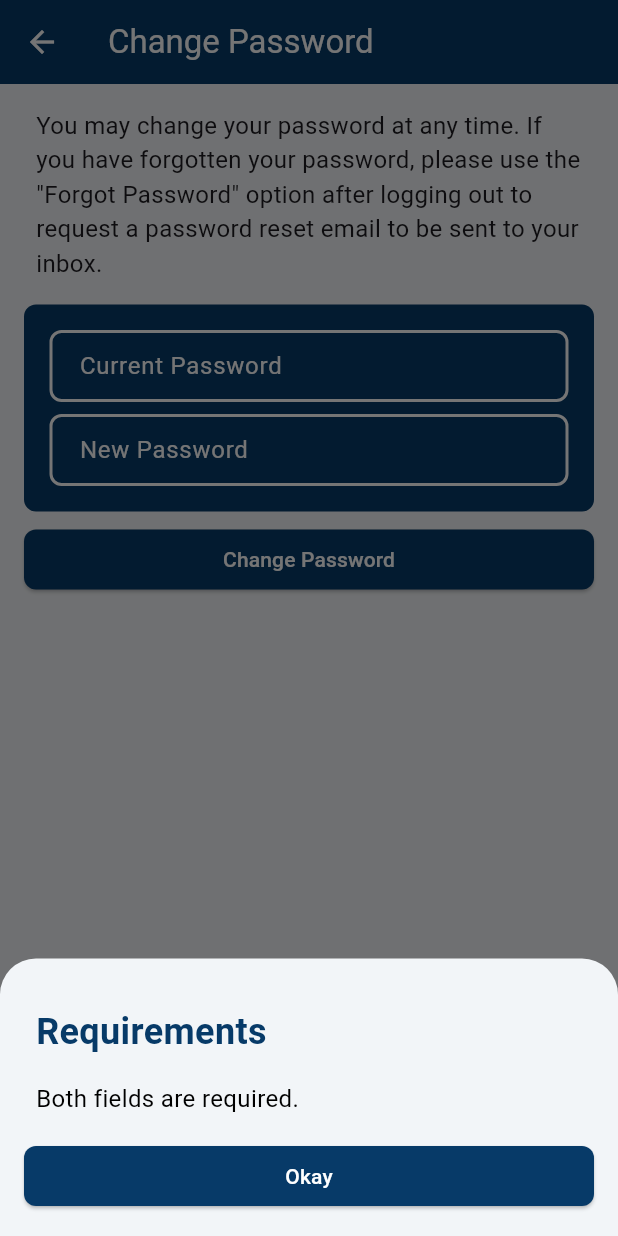
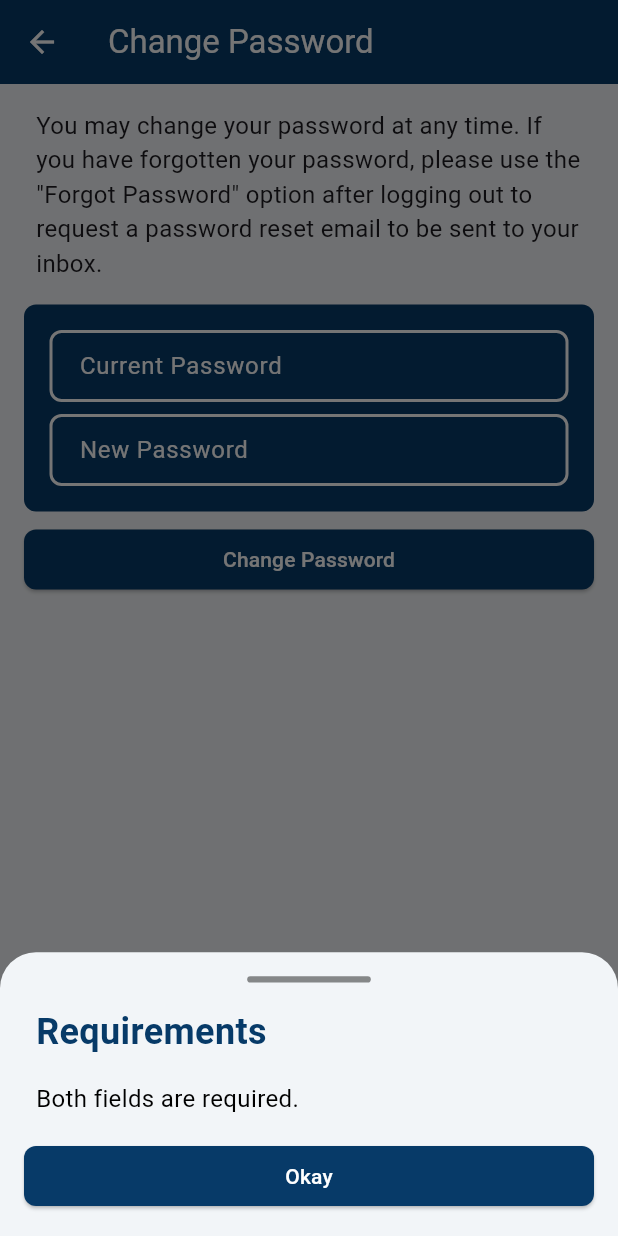
Before and after one commit to alimuratkalayci/airlogbook-app-flutter, a Flutter app: the ChangePasswordPage screen opened directly, after a tap on "Change Password", on a phone screen of 412 x 824 dp. Run offline on Flutter 3.47's test engine with Material 3 defaults, Android fonts, the light colour scheme and no system bars; our stand-ins replace awesome_bottom_bar, bloc, cloud_firestore, firebase_auth, firebase_core, flutter_bloc and 3 more; accounts and stored records are empty; generated files the repository leaves out were written again; network calls fail.

Commit message:
subscription stuffs removed for google play and updated customModalBottomSheet.

```diff
--- a/lib/general_components/custom_modal_bottom_sheet_alert_dialog/custom_modal_bottom_sheet.dart
+++ b/lib/general_components/custom_modal_bottom_sheet_alert_dialog/custom_modal_bottom_sheet.dart
@@ -17,14 +17,32 @@ Future<void> showCustomModal({
       ),
     ),
     builder: (BuildContext context) {
+      final screenWidth = MediaQuery.of(context).size.width;
+      final screenHeight = MediaQuery.of(context).size.height;
+
+      final notchWidth = screenWidth * 0.20; // Çentiğin genişliği
+      final notchHeight = screenHeight * 0.005; // Çentiğin yüksekliği
+
       return Padding(
         padding: EdgeInsets.all(16.0),
         child: Column(
           mainAxisSize: MainAxisSize.min,
           crossAxisAlignment: CrossAxisAlignment.start,
           children: [
+            // iPhone çentiği
+            Center(
+              child: Container(
+                width: notchWidth,
+                height: notchHeight,
+                decoration: BoxDecoration(
+                  color: Colors.black45,
+                  borderRadius: BorderRadius.circular(16),
+                ),
+              ),
+            ),
+            SizedBox(height: 16),
             Padding(
-              padding: const EdgeInsets.only(top: 16,bottom: 16,left: 8,right: 8),
+              padding: const EdgeInsets.only(top: 0,bottom: 16,left: 8,right: 8),
               child: Text(
                 title,
                 style: TextStyle(
```
Also changed, not shown: lib/general_components/google_ads/google_ads.dart (deleted, +0 -31 lines).
